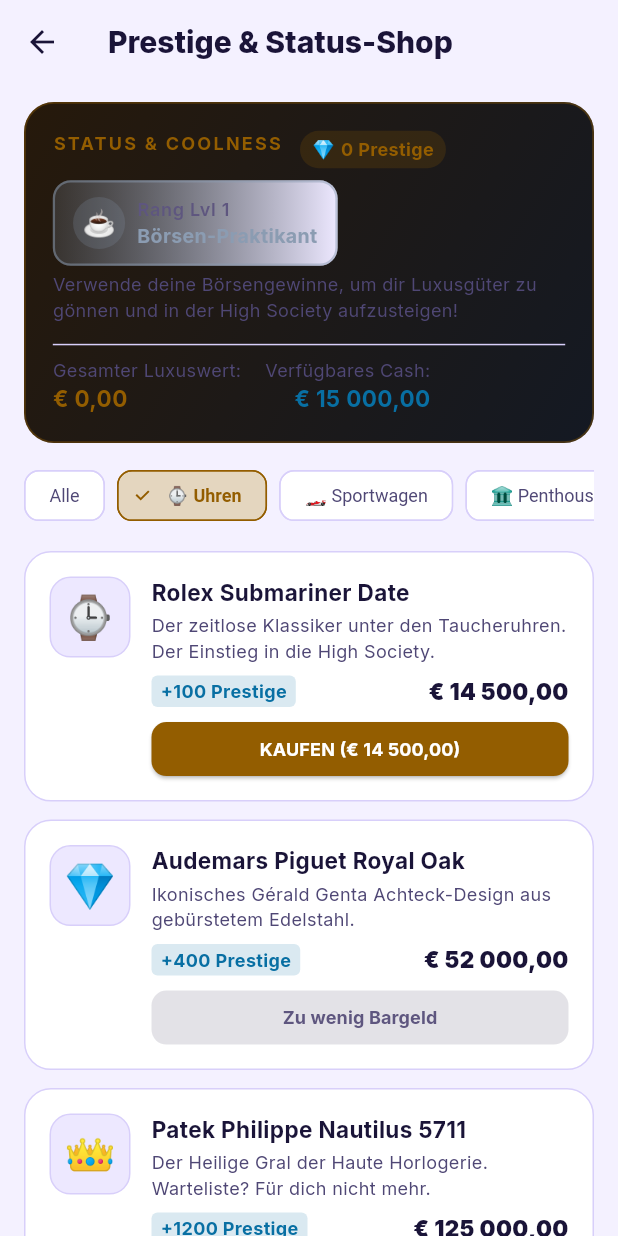
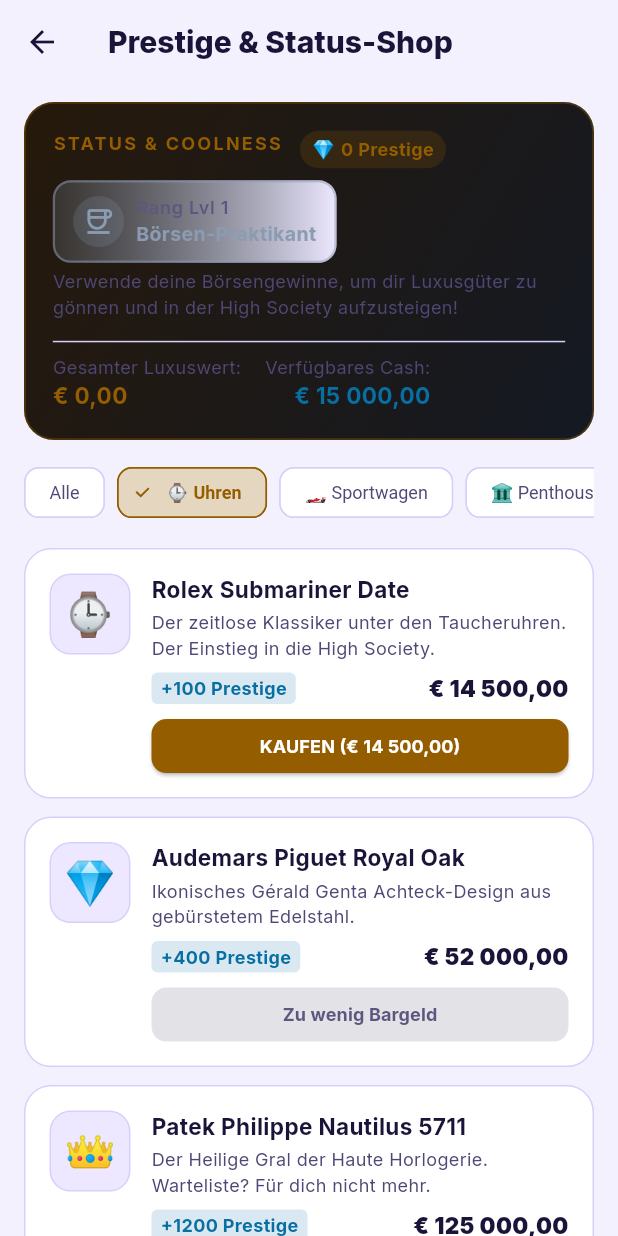
Before and after one commit to NairolfDev/TradingGame, a Flutter app: the PrestigeShopScreen screen opened directly, after a tap on "⌚ Uhren", on a phone screen of 412 x 824 dp. Run offline on Flutter 3.47's test engine with Material 3 defaults, Android fonts, the phone set to English and light mode, and no system bars; our stand-ins replace cloud_firestore, firebase_auth, firebase_core, firebase_messaging, fl_chart, flutter_animate and 6 more; missing offline and left inert: dart:js_interop; accounts and stored records are empty; network calls fail.

Commit message:
fix(ui): vector rank icons instead of emoji
The rank badge showed an empty box on web (no emoji font). Ranks now carry a
Material icon (symbol) drawn in the rank colour; the emoji string stays only for
the existing cloud leaderboard format.

Co-Authored-By: Claude Sonnet 5.5 <noreply@anthropic.com>

```diff
--- a/lib/data/models/rank_info.dart
+++ b/lib/data/models/rank_info.dart
@@ -4,7 +4,10 @@ class RankInfo {
   final int level;
   final String title;
   final double minNetWorth;
+
+  /// Emoji kept for the cloud leaderboard format; the UI draws [symbol].
   final String badge;
+  final IconData symbol;
   final Color color;
   final String description;
 
@@ -13,6 +16,7 @@ class RankInfo {
     required this.title,
     required this.minNetWorth,
     required this.badge,
+    required this.symbol,
     required this.color,
     required this.description,
   });
@@ -23,30 +27,37 @@ class RankInfo {
       title: 'Börsen-Praktikant',
       minNetWorth: -999999999.0,
       badge: '☕',
+      symbol: Icons.coffee_outlined,
       color: Color(0xFF8B9CB2),
-      description: 'Lerne die Grundlagen, starte mit 50.000 € Kredit und sammle Erfahrung.',
+      description:
+          'Lerne die Grundlagen, starte mit 50.000 € Kredit und sammle Erfahrung.',
     ),
     RankInfo(
       level: 2,
       title: 'Junior Retail Trader',
       minNetWorth: 10000.0,
       badge: '📈',
+      symbol: Icons.trending_up,
       color: Color(0xFF00B0FF),
-      description: 'Erste 10.000 € Reingewinn erzielt. Eigene Markt-Strategie greift.',
+      description:
+          'Erste 10.000 € Reingewinn erzielt. Eigene Markt-Strategie greift.',
     ),
     RankInfo(
       level: 3,
       title: 'Floor Broker',
       minNetWorth: 50000.0,
       badge: '💼',
+      symbol: Icons.work_outline,
       color: Color(0xFF00E676),
-      description: '50.000 € Reinvermögen! Startkredit voll reingeholt, nun schuldenfrei.',
+      description:
+          '50.000 € Reinvermögen! Startkredit voll reingeholt, nun schuldenfrei.',
     ),
     RankInfo(
       level: 4,
       title: 'Senior Portfolio Manager',
       minNetWorth: 150000.0,
       badge: '🏆',
+      symbol: Icons.emoji_events_outlined,
       color: Color(0xFFFFD700),
       description: 'Verwaltet ein sechsstelliges Reinvermögen mit kühlem Kopf.',
     ),
@@ -55,6 +66,7 @@ class RankInfo {
       title: 'Hedgefonds-Direktor',
       minNetWorth: 500000.0,
       badge: '👑',
+      symbol: Icons.workspace_premium_outlined,
       color: Color(0xFFFF7A00),
       description: 'Nutzt aggressive Hebel, bewegt Märkte nach Belieben.',
     ),
@@ -63,16 +75,20 @@ class RankInfo {
       title: 'Wall Street Legende',
       minNetWorth: 1000000.0,
       badge: '💎',
+      symbol: Icons.diamond_outlined,
       color: Color(0xFFAB47BC),
-      description: 'Millionär. Luxus-Penthouses und Sportwagen zieren deinen Alltag.',
+      description:
+          'Millionär. Luxus-Penthouses und Sportwagen zieren deinen Alltag.',
     ),
     RankInfo(
       level: 7,
       title: 'Finanz-Oligarch',
       minNetWorth: 2500000.0,
       badge: '🔱',
+      symbol: Icons.military_tech_outlined,
       color: Color(0xFFE040FB),
-      description: 'Die weltweiten Börsen tanzen nach deiner Pfeife. Unantastbar.',
+      description:
+          'Die weltweiten Börsen tanzen nach deiner Pfeife. Unantastbar.',
     ),
   ];
 
--- a/lib/ui/screens/dashboard_screen.dart
+++ b/lib/ui/screens/dashboard_screen.dart
@@ -341,10 +341,7 @@ class DashboardScreen extends StatelessWidget {
                       children: [
                         Row(
                           children: [
-                            Text(
-                              rank.badge,
-                              style: const TextStyle(fontSize: 16),
-                            ),
+                            Icon(rank.symbol, size: 20, color: rank.color),
                             const SizedBox(width: 8),
                             Text(
                               rank.title,
--- a/lib/ui/widgets/rank_badge.dart
+++ b/lib/ui/widgets/rank_badge.dart
@@ -24,7 +24,7 @@ class RankBadge extends StatelessWidget {
         child: Row(
           mainAxisSize: MainAxisSize.min,
           children: [
-            Text(rank.badge, style: const TextStyle(fontSize: 12)),
+            Icon(rank.symbol, size: 14, color: rank.color),
             const SizedBox(width: 4),
             Flexible(
               child: Text(
@@ -65,7 +65,7 @@ class RankBadge extends StatelessWidget {
               color: rank.color.withValues(alpha: 0.2),
               shape: BoxShape.circle,
             ),
-            child: Text(rank.badge, style: const TextStyle(fontSize: 18)),
+            child: Icon(rank.symbol, size: 22, color: rank.color),
           ),
           const SizedBox(width: 8),
           Flexible(
```
Also changed, not shown: 1 other file.
